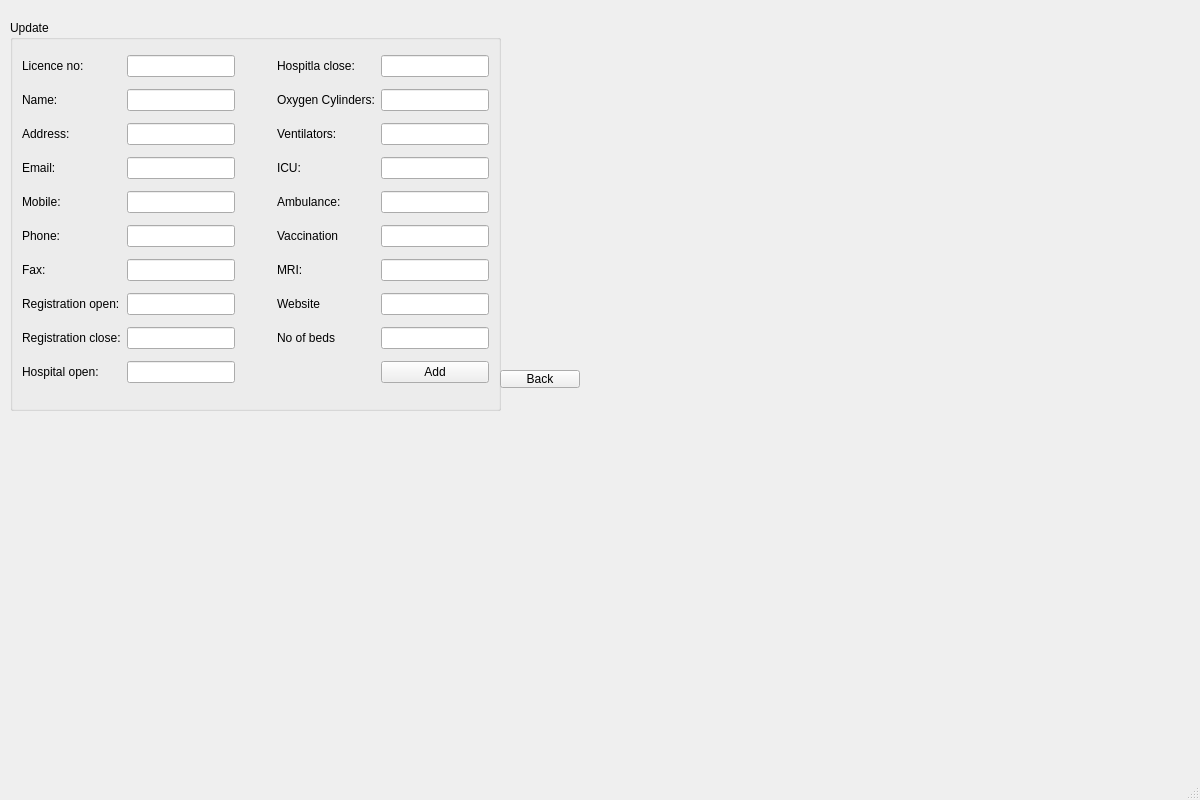
Old version of the form CoviPLUS/admin.ui in the repository ayush-regmi/CoviCURE.
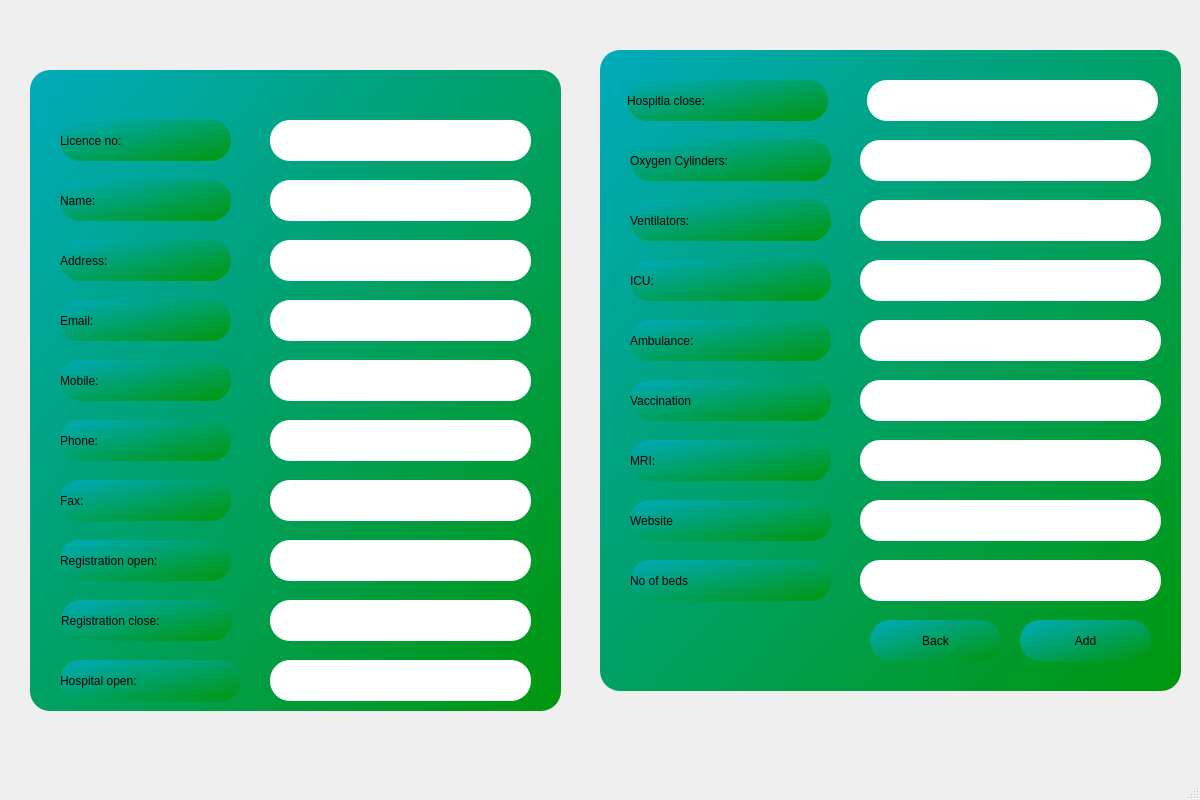
New version of the form.

Diff of the .ui file:
```diff
--- a/CoviPLUS/admin.ui
+++ b/CoviPLUS/admin.ui
@@ -17,240 +17,594 @@
    <widget class="QGroupBox" name="groupBox">
     <property name="geometry">
      <rect>
-      <x>10</x>
-      <y>20</y>
-      <width>491</width>
-      <height>391</height>
+      <x>30</x>
+      <y>70</y>
+      <width>531</width>
+      <height>641</height>
      </rect>
     </property>
+    <property name="styleSheet">
+     <string notr="true">background-color: qlineargradient(spread:reflect, x1:0, y1:0, x2:1, y2:1, stop:0 rgba(0, 170, 186, 255), stop:1 rgba(0, 151, 13, 255));
+border-radius: 20px;</string>
+    </property>
     <property name="title">
-     <string>Update</string>
+     <string/>
     </property>
-    <layout class="QGridLayout" name="gridLayout" columnstretch="1,3,1,1,3">
-     <item row="6" column="2">
-      <spacer name="horizontalSpacer">
-       <property name="orientation">
-        <enum>Qt::Horizontal</enum>
-       </property>
-       <property name="sizeHint" stdset="0">
-        <size>
-         <width>40</width>
-         <height>20</height>
-        </size>
-       </property>
-      </spacer>
-     </item>
-     <item row="2" column="0">
-      <widget class="QLabel" name="label_3">
-       <property name="text">
-        <string>Address:</string>
-       </property>
-      </widget>
-     </item>
-     <item row="2" column="4">
-      <widget class="QLineEdit" name="ventilator"/>
-     </item>
-     <item row="6" column="1">
-      <widget class="QLineEdit" name="fax"/>
-     </item>
-     <item row="6" column="3">
-      <widget class="QLabel" name="label_20">
-       <property name="text">
-        <string>MRI:</string>
-       </property>
-      </widget>
-     </item>
-     <item row="4" column="3">
-      <widget class="QLabel" name="label_15">
-       <property name="text">
-        <string>Ambulance:</string>
-       </property>
-      </widget>
-     </item>
-     <item row="0" column="3">
-      <widget class="QLabel" name="label_22">
-       <property name="text">
-        <string>Hospitla close:</string>
-       </property>
-      </widget>
-     </item>
-     <item row="0" column="0">
-      <widget class="QLabel" name="label">
-       <property name="text">
-        <string>Licence no:</string>
-       </property>
-      </widget>
-     </item>
-     <item row="5" column="4">
-      <widget class="QLineEdit" name="vaccination"/>
-     </item>
-     <item row="9" column="0">
-      <widget class="QLabel" name="label_10">
-       <property name="text">
-        <string>Hospital open:</string>
-       </property>
-      </widget>
-     </item>
-     <item row="9" column="4">
-      <widget class="QPushButton" name="pushButton_add">
-       <property name="text">
-        <string>Add</string>
-       </property>
-      </widget>
-     </item>
-     <item row="3" column="3">
-      <widget class="QLabel" name="label_18">
-       <property name="text">
-        <string>ICU:</string>
-       </property>
-      </widget>
-     </item>
-     <item row="5" column="3">
-      <widget class="QLabel" name="label_19">
-       <property name="text">
-        <string>Vaccination</string>
-       </property>
-      </widget>
-     </item>
-     <item row="8" column="4">
-      <widget class="QLineEdit" name="beds"/>
-     </item>
-     <item row="8" column="3">
-      <widget class="QLabel" name="label_21">
-       <property name="text">
-        <string>No of beds</string>
-       </property>
-      </widget>
-     </item>
-     <item row="1" column="1">
-      <widget class="QLineEdit" name="name"/>
-     </item>
-     <item row="5" column="0">
-      <widget class="QLabel" name="label_6">
-       <property name="text">
-        <string>Phone:</string>
-       </property>
-      </widget>
-     </item>
-     <item row="4" column="4">
-      <widget class="QLineEdit" name="ambulance"/>
-     </item>
-     <item row="0" column="1">
-      <widget class="QLineEdit" name="licence"/>
-     </item>
-     <item row="4" column="1">
-      <widget class="QLineEdit" name="mobile"/>
-     </item>
-     <item row="2" column="3">
-      <widget class="QLabel" name="label_14">
-       <property name="text">
-        <string>Ventilators:</string>
-       </property>
-      </widget>
-     </item>
-     <item row="3" column="4">
-      <widget class="QLineEdit" name="ICU"/>
-     </item>
-     <item row="9" column="1">
-      <widget class="QLineEdit" name="hopen"/>
-     </item>
-     <item row="1" column="0">
-      <widget class="QLabel" name="label_2">
-       <property name="text">
-        <string>Name:</string>
-       </property>
-      </widget>
-     </item>
-     <item row="5" column="1">
-      <widget class="QLineEdit" name="phone"/>
-     </item>
-     <item row="3" column="0">
-      <widget class="QLabel" name="label_4">
-       <property name="text">
-        <string>Email:</string>
-       </property>
-      </widget>
-     </item>
-     <item row="4" column="0">
-      <widget class="QLabel" name="label_5">
-       <property name="text">
-        <string>Mobile:</string>
-       </property>
-      </widget>
-     </item>
-     <item row="0" column="4">
-      <widget class="QLineEdit" name="hclose"/>
-     </item>
-     <item row="1" column="3">
-      <widget class="QLabel" name="label_13">
-       <property name="text">
-        <string>Oxygen Cylinders:</string>
-       </property>
-      </widget>
-     </item>
-     <item row="6" column="0">
-      <widget class="QLabel" name="label_7">
-       <property name="text">
-        <string>Fax:</string>
-       </property>
-      </widget>
-     </item>
-     <item row="3" column="1">
-      <widget class="QLineEdit" name="email"/>
-     </item>
-     <item row="7" column="3">
-      <widget class="QLabel" name="label_16">
-       <property name="text">
-        <string>Website</string>
-       </property>
-      </widget>
-     </item>
-     <item row="8" column="0">
-      <widget class="QLabel" name="label_9">
-       <property name="text">
-        <string>Registration close:</string>
-       </property>
-      </widget>
-     </item>
-     <item row="8" column="1">
-      <widget class="QLineEdit" name="rclose"/>
-     </item>
-     <item row="6" column="4">
-      <widget class="QLineEdit" name="MRI"/>
-     </item>
-     <item row="1" column="4">
-      <widget class="QLineEdit" name="oxygen"/>
-     </item>
-     <item row="7" column="0">
-      <widget class="QLabel" name="label_8">
-       <property name="text">
-        <string>Registration open:</string>
-       </property>
-      </widget>
-     </item>
-     <item row="7" column="1">
-      <widget class="QLineEdit" name="ropen"/>
-     </item>
-     <item row="7" column="4">
-      <widget class="QLineEdit" name="website"/>
-     </item>
-     <item row="2" column="1">
-      <widget class="QLineEdit" name="address"/>
-     </item>
-    </layout>
+    <widget class="QLineEdit" name="phone">
+     <property name="geometry">
+      <rect>
+       <x>240</x>
+       <y>350</y>
+       <width>261</width>
+       <height>41</height>
+      </rect>
+     </property>
+     <property name="styleSheet">
+      <string notr="true">background-color: rgb(255, 255, 255);
+color: rgb(64, 64, 95);
+font: 12pt &quot;Segoe UI&quot;;</string>
+     </property>
+    </widget>
+    <widget class="QLabel" name="label_3">
+     <property name="geometry">
+      <rect>
+       <x>30</x>
+       <y>170</y>
+       <width>171</width>
+       <height>41</height>
+      </rect>
+     </property>
+     <property name="text">
+      <string>Address:</string>
+     </property>
+    </widget>
+    <widget class="QLineEdit" name="ropen">
+     <property name="geometry">
+      <rect>
+       <x>240</x>
+       <y>470</y>
+       <width>261</width>
+       <height>41</height>
+      </rect>
+     </property>
+     <property name="styleSheet">
+      <string notr="true">background-color: rgb(255, 255, 255);
+color: rgb(64, 64, 95);
+font: 12pt &quot;Segoe UI&quot;;</string>
+     </property>
+    </widget>
+    <widget class="QLabel" name="label_4">
+     <property name="geometry">
+      <rect>
+       <x>30</x>
+       <y>230</y>
+       <width>171</width>
+       <height>41</height>
+      </rect>
+     </property>
+     <property name="text">
+      <string>Email:</string>
+     </property>
+    </widget>
+    <widget class="QLabel" name="label_6">
+     <property name="geometry">
+      <rect>
+       <x>30</x>
+       <y>350</y>
+       <width>171</width>
+       <height>41</height>
+      </rect>
+     </property>
+     <property name="text">
+      <string>Phone:</string>
+     </property>
+    </widget>
+    <widget class="QLineEdit" name="name">
+     <property name="geometry">
+      <rect>
+       <x>240</x>
+       <y>110</y>
+       <width>261</width>
+       <height>41</height>
+      </rect>
+     </property>
+     <property name="styleSheet">
+      <string notr="true">background-color: rgb(255, 255, 255);
+color: rgb(64, 64, 95);
+font: 12pt &quot;Segoe UI&quot;;</string>
+     </property>
+    </widget>
+    <widget class="QLineEdit" name="mobile">
+     <property name="geometry">
+      <rect>
+       <x>240</x>
+       <y>290</y>
+       <width>261</width>
+       <height>41</height>
+      </rect>
+     </property>
+     <property name="styleSheet">
+      <string notr="true">background-color: rgb(255, 255, 255);
+color: rgb(64, 64, 95);
+font: 12pt &quot;Segoe UI&quot;;</string>
+     </property>
+    </widget>
+    <widget class="QLabel" name="label">
+     <property name="geometry">
+      <rect>
+       <x>30</x>
+       <y>50</y>
+       <width>171</width>
+       <height>41</height>
+      </rect>
+     </property>
+     <property name="text">
+      <string>Licence no:</string>
+     </property>
+    </widget>
+    <widget class="QLabel" name="label_5">
+     <property name="geometry">
+      <rect>
+       <x>30</x>
+       <y>290</y>
+       <width>171</width>
+       <height>41</height>
+      </rect>
+     </property>
+     <property name="text">
+      <string>Mobile:</string>
+     </property>
+    </widget>
+    <widget class="QLineEdit" name="address">
+     <property name="geometry">
+      <rect>
+       <x>240</x>
+       <y>170</y>
+       <width>261</width>
+       <height>41</height>
+      </rect>
+     </property>
+     <property name="styleSheet">
+      <string notr="true">background-color: rgb(255, 255, 255);
+color: rgb(64, 64, 95);
+font: 12pt &quot;Segoe UI&quot;;</string>
+     </property>
+    </widget>
+    <widget class="QLabel" name="label_8">
+     <property name="geometry">
+      <rect>
+       <x>30</x>
+       <y>470</y>
+       <width>171</width>
+       <height>41</height>
+      </rect>
+     </property>
+     <property name="text">
+      <string>Registration open:</string>
+     </property>
+    </widget>
+    <widget class="QLineEdit" name="licence">
+     <property name="geometry">
+      <rect>
+       <x>240</x>
+       <y>50</y>
+       <width>261</width>
+       <height>41</height>
+      </rect>
+     </property>
+     <property name="styleSheet">
+      <string notr="true">background-color: rgb(255, 255, 255);
+color: rgb(64, 64, 95);
+font: 12pt &quot;Segoe UI&quot;;</string>
+     </property>
+    </widget>
+    <widget class="QLabel" name="label_2">
+     <property name="geometry">
+      <rect>
+       <x>30</x>
+       <y>110</y>
+       <width>171</width>
+       <height>41</height>
+      </rect>
+     </property>
+     <property name="text">
+      <string>Name:</string>
+     </property>
+    </widget>
+    <widget class="QLabel" name="label_9">
+     <property name="geometry">
+      <rect>
+       <x>31</x>
+       <y>530</y>
+       <width>171</width>
+       <height>41</height>
+      </rect>
+     </property>
+     <property name="text">
+      <string>Registration close:</string>
+     </property>
+    </widget>
+    <widget class="QLineEdit" name="email">
+     <property name="geometry">
+      <rect>
+       <x>240</x>
+       <y>230</y>
+       <width>261</width>
+       <height>41</height>
+      </rect>
+     </property>
+     <property name="styleSheet">
+      <string notr="true">background-color: rgb(255, 255, 255);
+color: rgb(64, 64, 95);
+font: 12pt &quot;Segoe UI&quot;;</string>
+     </property>
+    </widget>
+    <widget class="QLabel" name="label_7">
+     <property name="geometry">
+      <rect>
+       <x>30</x>
+       <y>410</y>
+       <width>171</width>
+       <height>41</height>
+      </rect>
+     </property>
+     <property name="text">
+      <string>Fax:</string>
+     </property>
+    </widget>
+    <widget class="QLineEdit" name="rclose">
+     <property name="geometry">
+      <rect>
+       <x>240</x>
+       <y>530</y>
+       <width>261</width>
+       <height>41</height>
+      </rect>
+     </property>
+     <property name="styleSheet">
+      <string notr="true">background-color: rgb(255, 255, 255);
+color: rgb(64, 64, 95);
+font: 12pt &quot;Segoe UI&quot;;</string>
+     </property>
+    </widget>
+    <widget class="QLabel" name="label_10">
+     <property name="geometry">
+      <rect>
+       <x>30</x>
+       <y>590</y>
+       <width>181</width>
+       <height>41</height>
+      </rect>
+     </property>
+     <property name="text">
+      <string>Hospital open:</string>
+     </property>
+    </widget>
+    <widget class="QLineEdit" name="hopen">
+     <property name="geometry">
+      <rect>
+       <x>240</x>
+       <y>590</y>
+       <width>261</width>
+       <height>41</height>
+      </rect>
+     </property>
+     <property name="styleSheet">
+      <string notr="true">background-color: rgb(255, 255, 255);
+color: rgb(64, 64, 95);
+font: 12pt &quot;Segoe UI&quot;;</string>
+     </property>
+    </widget>
+    <widget class="QLineEdit" name="fax">
+     <property name="geometry">
+      <rect>
+       <x>240</x>
+       <y>410</y>
+       <width>261</width>
+       <height>41</height>
+      </rect>
+     </property>
+     <property name="styleSheet">
+      <string notr="true">background-color: rgb(255, 255, 255);
+color: rgb(64, 64, 95);
+font: 12pt &quot;Segoe UI&quot;;</string>
+     </property>
+    </widget>
    </widget>
-   <widget class="QPushButton" name="pushButton_back">
+   <widget class="QGroupBox" name="groupBox_3">
     <property name="geometry">
      <rect>
-      <x>500</x>
-      <y>370</y>
-      <width>80</width>
-      <height>18</height>
+      <x>600</x>
+      <y>50</y>
+      <width>581</width>
+      <height>641</height>
      </rect>
     </property>
-    <property name="text">
-     <string>Back</string>
+    <property name="styleSheet">
+     <string notr="true">background-color: qlineargradient(spread:reflect, x1:0, y1:0, x2:1, y2:1, stop:0 rgba(0, 170, 186, 255), stop:1 rgba(0, 151, 13, 255));
+border-radius: 20px;</string>
     </property>
+    <property name="title">
+     <string/>
+    </property>
+    <widget class="QLabel" name="label_27">
+     <property name="geometry">
+      <rect>
+       <x>30</x>
+       <y>150</y>
+       <width>201</width>
+       <height>41</height>
+      </rect>
+     </property>
+     <property name="text">
+      <string>Ventilators:</string>
+     </property>
+    </widget>
+    <widget class="QPushButton" name="pushButton_back">
+     <property name="geometry">
+      <rect>
+       <x>270</x>
+       <y>570</y>
+       <width>131</width>
+       <height>41</height>
+      </rect>
+     </property>
+     <property name="text">
+      <string>Back</string>
+     </property>
+    </widget>
+    <widget class="QLineEdit" name="ambulance">
+     <property name="geometry">
+      <rect>
+       <x>260</x>
+       <y>270</y>
+       <width>301</width>
+       <height>41</height>
+      </rect>
+     </property>
+     <property name="styleSheet">
+      <string notr="true">background-color: rgb(255, 255, 255);
+color: rgb(64, 64, 95);
+font: 12pt &quot;Segoe UI&quot;;</string>
+     </property>
+    </widget>
+    <widget class="QPushButton" name="pushButton_add">
+     <property name="geometry">
+      <rect>
+       <x>420</x>
+       <y>570</y>
+       <width>131</width>
+       <height>41</height>
+      </rect>
+     </property>
+     <property name="text">
+      <string>Add</string>
+     </property>
+    </widget>
+    <widget class="QLineEdit" name="hclose">
+     <property name="geometry">
+      <rect>
+       <x>267</x>
+       <y>30</y>
+       <width>291</width>
+       <height>41</height>
+      </rect>
+     </property>
+     <property name="styleSheet">
+      <string notr="true">background-color: rgb(255, 255, 255);
+color: rgb(64, 64, 95);
+font: 12pt &quot;Segoe UI&quot;;</string>
+     </property>
+    </widget>
+    <widget class="QLabel" name="label_28">
+     <property name="geometry">
+      <rect>
+       <x>30</x>
+       <y>90</y>
+       <width>201</width>
+       <height>41</height>
+      </rect>
+     </property>
+     <property name="text">
+      <string>Oxygen Cylinders:</string>
+     </property>
+    </widget>
+    <widget class="QLabel" name="label_23">
+     <property name="geometry">
+      <rect>
+       <x>30</x>
+       <y>210</y>
+       <width>201</width>
+       <height>41</height>
+      </rect>
+     </property>
+     <property name="text">
+      <string>ICU:</string>
+     </property>
+    </widget>
+    <widget class="QLabel" name="label_17">
+     <property name="geometry">
+      <rect>
+       <x>30</x>
+       <y>270</y>
+       <width>201</width>
+       <height>41</height>
+      </rect>
+     </property>
+     <property name="text">
+      <string>Ambulance:</string>
+     </property>
+    </widget>
+    <widget class="QLineEdit" name="oxygen">
+     <property name="geometry">
+      <rect>
+       <x>260</x>
+       <y>90</y>
+       <width>291</width>
+       <height>41</height>
+      </rect>
+     </property>
+     <property name="styleSheet">
+      <string notr="true">background-color: rgb(255, 255, 255);
+color: rgb(64, 64, 95);
+font: 12pt &quot;Segoe UI&quot;;</string>
+     </property>
+    </widget>
+    <widget class="QLabel" name="label_25">
+     <property name="geometry">
+      <rect>
+       <x>30</x>
+       <y>450</y>
+       <width>201</width>
+       <height>41</height>
+      </rect>
+     </property>
+     <property name="text">
+      <string>Website</string>
+     </property>
+    </widget>
+    <widget class="QLabel" name="label_26">
+     <property name="geometry">
+      <rect>
+       <x>30</x>
+       <y>330</y>
+       <width>201</width>
+       <height>41</height>
+      </rect>
+     </property>
+     <property name="text">
+      <string>Vaccination</string>
+     </property>
+    </widget>
+    <widget class="QLineEdit" name="vaccination">
+     <property name="geometry">
+      <rect>
+       <x>260</x>
+       <y>330</y>
+       <width>301</width>
+       <height>41</height>
+      </rect>
+     </property>
+     <property name="styleSheet">
+      <string notr="true">background-color: rgb(255, 255, 255);
+color: rgb(64, 64, 95);
+font: 12pt &quot;Segoe UI&quot;;</string>
+     </property>
+    </widget>
+    <widget class="QLineEdit" name="website">
+     <property name="geometry">
+      <rect>
+       <x>260</x>
+       <y>450</y>
+       <width>301</width>
+       <height>41</height>
+      </rect>
+     </property>
+     <property name="styleSheet">
+      <string notr="true">background-color: rgb(255, 255, 255);
+color: rgb(64, 64, 95);
+font: 12pt &quot;Segoe UI&quot;;</string>
+     </property>
+    </widget>
+    <widget class="QLineEdit" name="ventilator">
+     <property name="geometry">
+      <rect>
+       <x>260</x>
+       <y>150</y>
+       <width>301</width>
+       <height>41</height>
+      </rect>
+     </property>
+     <property name="styleSheet">
+      <string notr="true">background-color: rgb(255, 255, 255);
+color: rgb(64, 64, 95);
+font: 12pt &quot;Segoe UI&quot;;</string>
+     </property>
+    </widget>
+    <widget class="QLineEdit" name="ICU">
+     <property name="geometry">
+      <rect>
+       <x>260</x>
+       <y>210</y>
+       <width>301</width>
+       <height>41</height>
+      </rect>
+     </property>
+     <property name="styleSheet">
+      <string notr="true">background-color: rgb(255, 255, 255);
+color: rgb(64, 64, 95);
+font: 12pt &quot;Segoe UI&quot;;</string>
+     </property>
+    </widget>
+    <widget class="QLineEdit" name="beds">
+     <property name="geometry">
+      <rect>
+       <x>260</x>
+       <y>510</y>
+       <width>301</width>
+       <height>41</height>
+      </rect>
+     </property>
+     <property name="styleSheet">
+      <string notr="true">background-color: rgb(255, 255, 255);
+color: rgb(64, 64, 95);
+font: 12pt &quot;Segoe UI&quot;;</string>
+     </property>
+    </widget>
+    <widget class="QLabel" name="label_24">
+     <property name="geometry">
+      <rect>
+       <x>30</x>
+       <y>390</y>
+       <width>201</width>
+       <height>41</height>
+      </rect>
+     </property>
+     <property name="text">
+      <string>MRI:</string>
+     </property>
+    </widget>
+    <widget class="QLabel" name="label_30">
+     <property name="geometry">
+      <rect>
+       <x>30</x>
+       <y>510</y>
+       <width>201</width>
+       <height>41</height>
+      </rect>
+     </property>
+     <property name="text">
+      <string>No of beds</string>
+     </property>
+    </widget>
+    <widget class="QLabel" name="label_29">
+     <property name="geometry">
+      <rect>
+       <x>27</x>
+       <y>30</y>
+       <width>201</width>
+       <height>41</height>
+      </rect>
+     </property>
+     <property name="text">
+      <string>Hospitla close:</string>
+     </property>
+    </widget>
+    <widget class="QLineEdit" name="MRI">
+     <property name="geometry">
+      <rect>
+       <x>260</x>
+       <y>390</y>
+       <width>301</width>
+       <height>41</height>
+      </rect>
+     </property>
+     <property name="styleSheet">
+      <string notr="true">background-color: rgb(255, 255, 255);
+color: rgb(64, 64, 95);
+font: 12pt &quot;Segoe UI&quot;;</string>
+     </property>
+    </widget>
    </widget>
   </widget>
   <widget class="QMenuBar" name="menubar">
```
Left out of the diff: 2 changed lines with no effect on the pictures.
